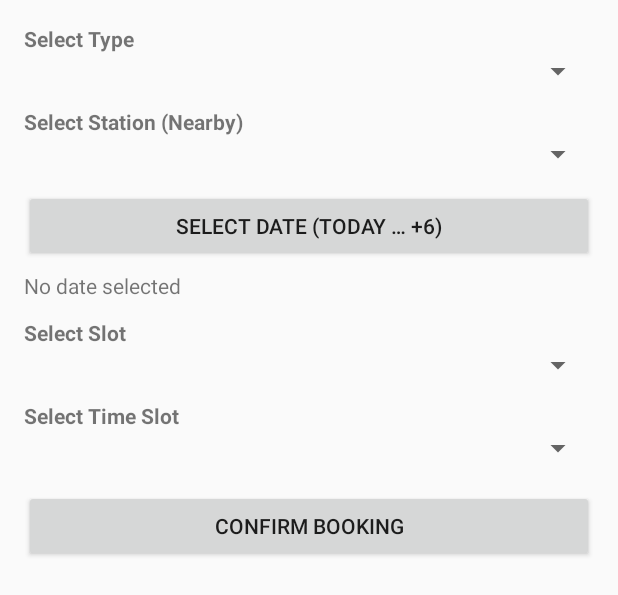
After one commit to OshadiJayananda/EV-Charging-System, an Android app: the layout activity_owner_booking.xml on its own in the app's theme, with its tools: preview values and no code run, on a phone screen of 412 x 824 dp. The commit adds this screen. Shown: the top 595 px of the screen. Run offline under Robolectric (Android 15) with nearby library versions, the phone set to English and light mode, and no system bars.

Commit message:
owner booking creation added

```diff
--- /dev/null
+++ b/Mobile/app/src/main/res/layout/activity_owner_booking.xml
@@ -0,0 +1,94 @@
+<?xml version="1.0" encoding="utf-8"?>
+<ScrollView xmlns:android="http://schemas.android.com/apk/res/android"
+    android:padding="16dp"
+    android:layout_width="match_parent"
+    android:layout_height="match_parent"
+    android:fillViewport="true">
+
+    <LinearLayout
+        android:orientation="vertical"
+        android:layout_width="match_parent"
+        android:layout_height="wrap_content">
+
+        <TextView
+            android:text="Select Type"
+            android:textStyle="bold"
+            android:layout_width="match_parent"
+            android:layout_height="wrap_content"/>
+
+        <Spinner
+            android:id="@+id/spnType"
+            android:layout_width="match_parent"
+            android:layout_height="wrap_content"/>
+
+        <Space android:layout_width="1dp" android:layout_height="12dp"/>
+
+        <TextView
+            android:text="Select Station (Nearby)"
+            android:textStyle="bold"
+            android:layout_width="match_parent"
+            android:layout_height="wrap_content"/>
+
+        <Spinner
+            android:id="@+id/spnStation"
+            android:layout_width="match_parent"
+            android:layout_height="wrap_content"/>
+
+        <Space android:layout_width="1dp" android:layout_height="12dp"/>
+
+        <Button
+            android:id="@+id/btnSelectDate"
+            android:text="Select Date (Today … +6)"
+            android:layout_width="match_parent"
+            android:layout_height="wrap_content"/>
+
+        <TextView
+            android:id="@+id/tvSelectedDate"
+            android:text="No date selected"
+            android:layout_marginTop="6dp"
+            android:layout_width="match_parent"
+            android:layout_height="wrap_content"/>
+
+        <Space android:layout_width="1dp" android:layout_height="12dp"/>
+
+        <TextView
+            android:text="Select Slot"
+            android:textStyle="bold"
+            android:layout_width="match_parent"
+            android:layout_height="wrap_content"/>
+
+        <Spinner
+            android:id="@+id/spnSlot"
+            android:layout_width="match_parent"
+            android:layout_height="wrap_content"/>
+
+        <Space android:layout_width="1dp" android:layout_height="12dp"/>
+
+        <TextView
+            android:text="Select Time Slot"
+            android:textStyle="bold"
+            android:layout_width="match_parent"
+            android:layout_height="wrap_content"/>
+
+        <Spinner
+            android:id="@+id/spnTimeSlot"
+            android:layout_width="match_parent"
+            android:layout_height="wrap_content"/>
+
+        <Space android:layout_width="1dp" android:layout_height="16dp"/>
+
+        <Button
+            android:id="@+id/btnConfirmBooking"
+            android:text="Confirm Booking"
+            android:layout_width="match_parent"
+            android:layout_height="wrap_content"/>
+
+        <TextView
+            android:id="@+id/tvHints"
+            android:text=""
+            android:textColor="#DD333333"
+            android:layout_marginTop="10dp"
+            android:layout_width="match_parent"
+            android:layout_height="wrap_content"/>
+    </LinearLayout>
+</ScrollView>
```
Also changed, not shown: Mobile/app/src/main/AndroidManifest.xml (+7 -0 lines), Mobile/app/src/main/java/com/evcharging/mobile/OwnerBookingActivity.java (added, +429 -0 lines), Mobile/app/src/main/java/com/evcharging/mobile/OwnerHomeActivity.java (+5 -2 lines), Mobile/app/src/main/java/com/evcharging/mobile/model/SlotItem.java (added, +12 -0 lines), Mobile/app/src/main/java/com/evcharging/mobile/model/Station.java (+15 -18 lines), Mobile/app/src/main/java/com/evcharging/mobile/model/TimeSlotItem.java (added, +15 -0 lines), Mobile/app/src/main/java/com/evcharging/mobile/network/ApiClient.java (+19 -1 lines), 4 other files.
